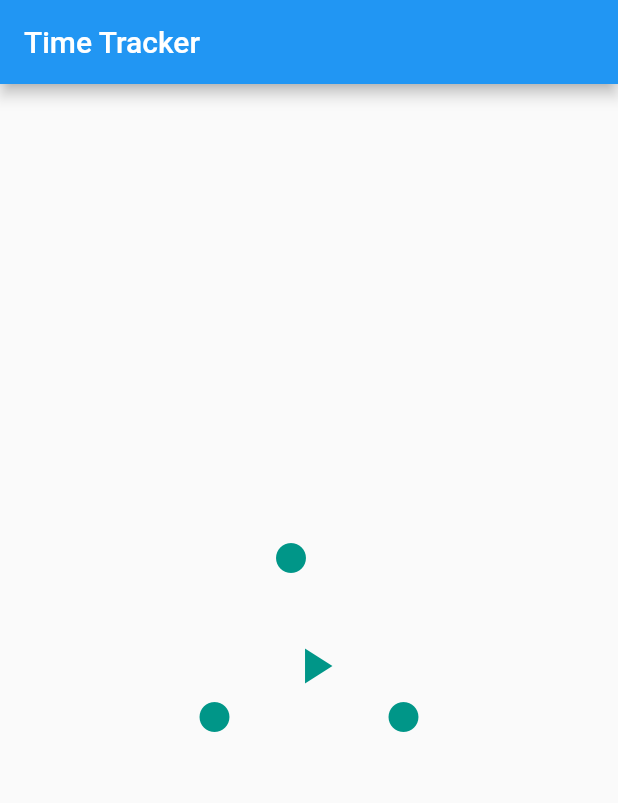
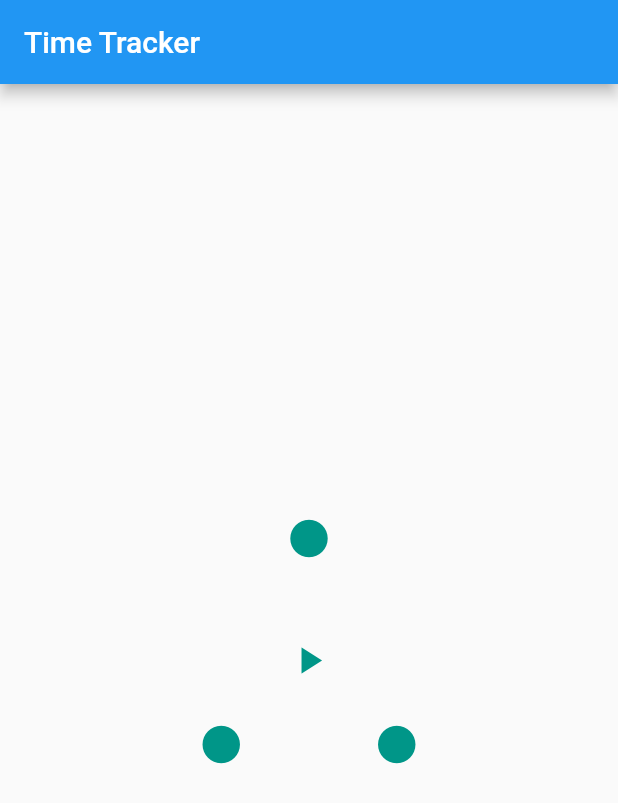
Before and after one commit to judeg12/track_this, a Flutter app: the screen it shows after launch, on a phone screen of 412 x 824 dp. Shown: the top 803 px of the screen. Run offline on Flutter 3.47's test engine with Material 2 defaults, Android fonts, the light colour scheme and no system bars.

Commit message:
added iconButtons

```diff
--- a/lib/widgets/selector.dart
+++ b/lib/widgets/selector.dart
@@ -11,10 +11,14 @@ class _SelectorState extends State<Selector> {
   Color accentColor = Colors.teal;
   Color? primaryColor = Colors.grey[600];
   bool play = false;
+  bool _selectItemA = true;
+  bool _selectItemB = false;
+  bool _selectItemC = false;
   @override
   Widget build(BuildContext context) {
     return Center(
-      child: Stack(clipBehavior: Clip.none, children: [
+      child: Stack(clipBehavior: Clip.none, alignment: Alignment.center, children: [
+        const SizedBox(height: 220, width: 175), // keeps circles within stack
         IconButton(
             onPressed: (() {
               setState(() {
@@ -22,21 +26,45 @@ class _SelectorState extends State<Selector> {
               });
             }),
             icon: play
-                ? Icon(Icons.pause, color: accentColor, size: 40.0)
-                : Icon(Icons.play_arrow, color: accentColor, size: 40.0)),
+                ? Icon(Icons.pause, color: accentColor, size: 30.0)
+                : Icon(Icons.play_arrow, color: accentColor, size: 30.0)),
         Positioned(
-          bottom: 80,
-          child: Icon(Icons.circle, color: accentColor),
+          top: 5,
+          child: IconButton(
+              onPressed: (() {
+                setState(() {
+                  _selectItemA = true;
+                  _selectItemB = false;
+                  _selectItemC = false;
+                });
+              }),
+              icon: Icon(Icons.circle, color: accentColor, size: 30)),
         ),
         Positioned(
-          right: 75,
-          top: 50,
-          child: Icon(Icons.circle, color: accentColor),
+          left: 5,
+          bottom: 30,
+          child: IconButton(
+              onPressed: (() {
+                setState(() {
+                  _selectItemA = false;
+                  _selectItemB = true;
+                  _selectItemC = false;
+                });
+              }),
+              icon: Icon(Icons.circle, color: accentColor, size: 30)),
         ),
         Positioned(
-          left: 75,
-          top: 50,
-          child: Icon(Icons.circle, color: accentColor),
+          right: 5,
+          bottom: 30,
+          child: IconButton(
+              onPressed: (() {
+                setState(() {
+                  _selectItemA = false;
+                  _selectItemB = false;
+                  _selectItemC = true;
+                });
+              }),
+              icon: Icon(Icons.circle, color: accentColor, size: 30)),
         ),
       ]),
     );
```
